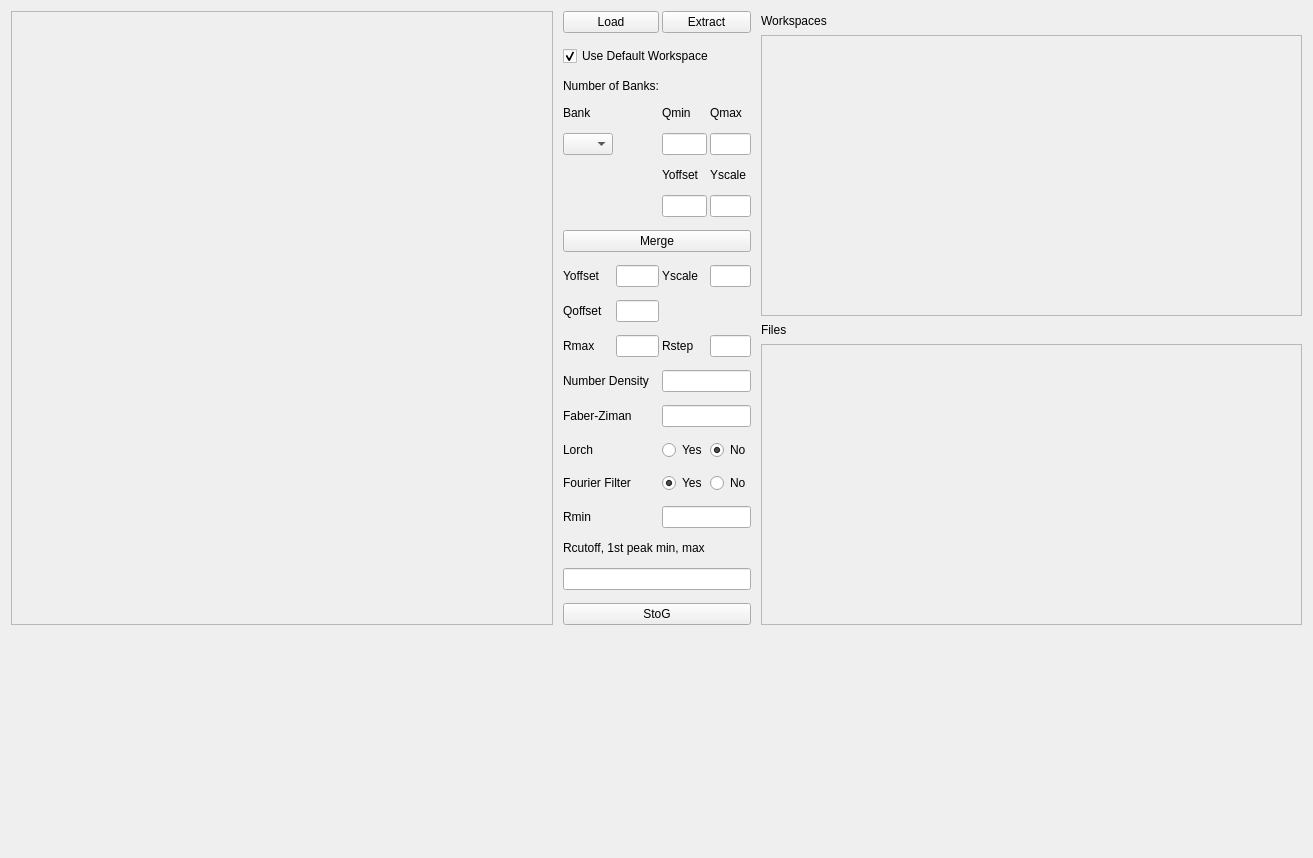
Old version of the form addie/ui/splitui_postprocessing_mantid_tab.ui in the repository neutrons/addie.
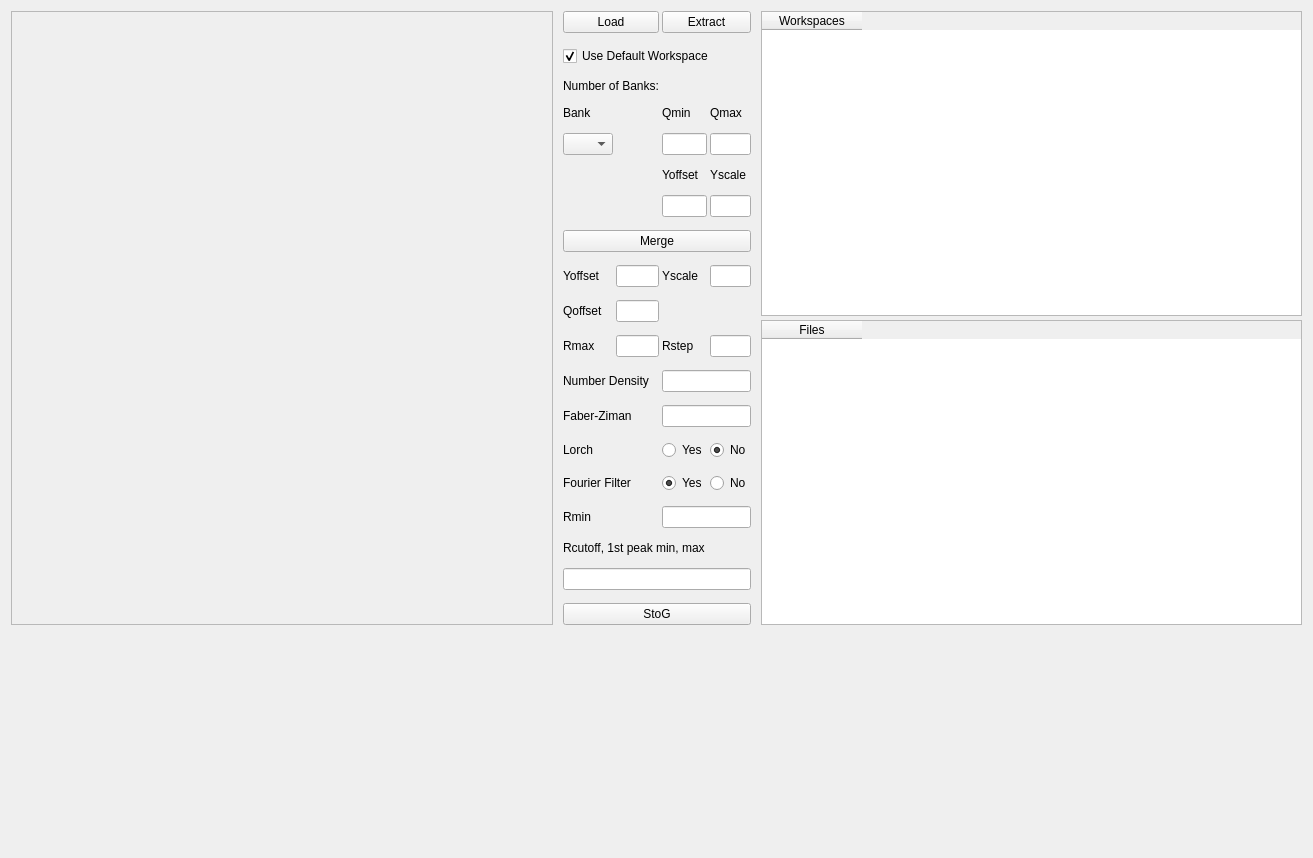
New version of the form.

Commit message: postprocess table view, banks dropdown

What changed in the file:
```diff
--- a/addie/ui/splitui_postprocessing_mantid_tab.ui
+++ b/addie/ui/splitui_postprocessing_mantid_tab.ui
@@ -391,54 +391,26 @@
           </widget>
          </item>
          <item>
-          <layout class="QVBoxLayout" name="verticalLayout_2" stretch="0,0,0,0">
+          <layout class="QVBoxLayout" name="verticalLayout_2" stretch="0,0">
            <property name="spacing">
             <number>4</number>
            </property>
            <item>
-            <widget class="QLabel" name="label_19">
-             <property name="maximumSize">
-              <size>
-               <width>16777215</width>
-               <height>20</height>
-              </size>
-             </property>
+            <widget class="QTableWidget" name="tableWidget">
+             <column>
              <property name="text">
               <string>Workspaces</string>
              </property>
+             </column>
             </widget>
            </item>
            <item>
-            <widget class="QFrame" name="frame_2">
-             <property name="frameShape">
-              <enum>QFrame::StyledPanel</enum>
-             </property>
-             <property name="frameShadow">
-              <enum>QFrame::Raised</enum>
-             </property>
-            </widget>
-           </item>
-           <item>
-            <widget class="QLabel" name="label_20">
-             <property name="maximumSize">
-              <size>
-               <width>16777215</width>
-               <height>20</height>
-              </size>
-             </property>
+            <widget class="QTableWidget" name="tableWidget_2">
+             <column>
              <property name="text">
               <string>Files</string>
              </property>
-            </widget>
-           </item>
-           <item>
-            <widget class="QFrame" name="frame">
-             <property name="frameShape">
-              <enum>QFrame::StyledPanel</enum>
-             </property>
-             <property name="frameShadow">
-              <enum>QFrame::Raised</enum>
-             </property>
+             </column>
             </widget>
            </item>
           </layout>
```
Left out of the diff: 2 changed lines with no effect on the pictures. Lines whose indentation alone changed are shown as unchanged. The commit also changes 1 other file.
